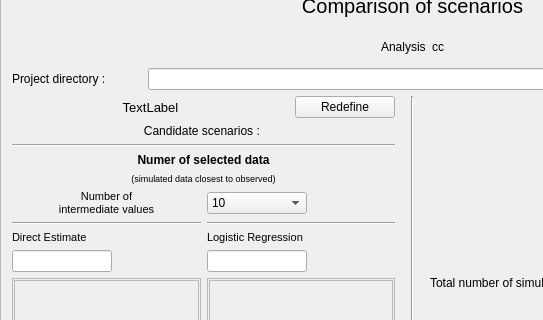
Old version of the form python_interface/uis/setupComparisonConfidence.ui in the repository cbgp/diyabc; both pictures show x 0 to 543 and y 87 to 407 of the 825 by 597 pixel window.
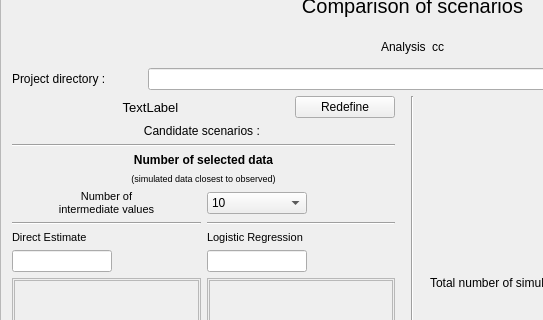
New version of the form.

What changed in the file:
```diff
--- a/python_interface/uis/setupComparisonConfidence.ui
+++ b/python_interface/uis/setupComparisonConfidence.ui
@@ -302,7 +302,7 @@
           </font>
          </property>
          <property name="text">
-          <string>Numer of selected data</string>
+          <string>Number of selected data</string>
          </property>
          <property name="alignment">
           <set>Qt::AlignCenter</set>
```
Left out of the diff: 4 changed lines with no effect on the pictures.
